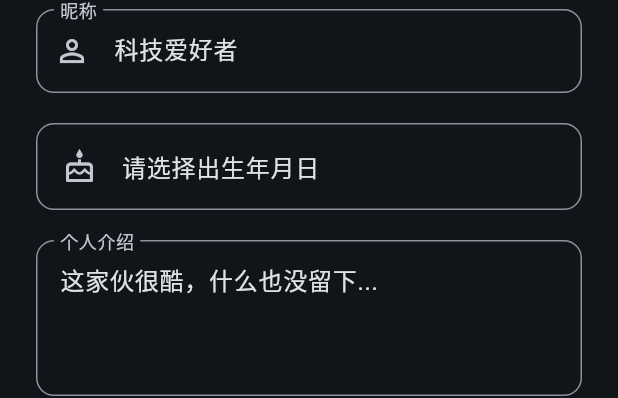
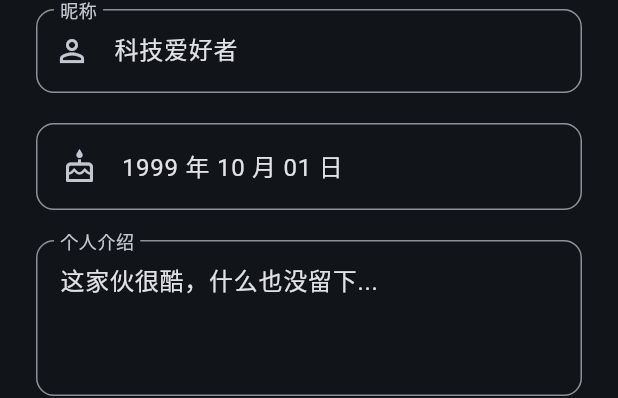
Before and after one commit to Lee-Curry/my_app, a Flutter app: the ProfilePage widget shown alone on an empty page, opened directly with empty values, after a tap on "编辑资料", on a phone screen of 412 x 824 dp. Shown: the part 381-779 px from the top of the screen. Run offline on Flutter 3.47's test engine with Material 3 defaults, Android fonts, the phone set to English and light mode, and no system bars; our stand-ins replace image_picker; network calls fail.

Commit message:
可以修改个人信息并保存的版本

```diff
--- a/lib/edit_profile_page.dart
+++ b/lib/edit_profile_page.dart
@@ -1,15 +1,15 @@
-import 'dart:io'; // 用于处理文件
+// === edit_profile_page.dart (黄金版 - 真实文件上传 - 完整代码) ===
+
+import 'dart:io';
 import 'package:flutter/material.dart';
 import 'package:http/http.dart' as http;
 import 'dart:convert';
-import 'package:image_picker/image_picker.dart'; // 导入我们新加的库
+import 'package:image_picker/image_picker.dart';
 import 'package:intl/intl.dart';
-import 'package:mime/mime.dart'; // 1. 导入 mime 包
-import 'package:http_parser/http_parser.dart'; // 用于设置文件类型
+import 'package:mime/mime.dart';
+import 'package:http_parser/http_parser.dart';
 
-
-
-// 1. 创建一个简单的数据模型类，方便传递数据
+// 数据模型类，用于在页面间方便地传递数据
 class UserProfileData {
   final String nickname;
   final String introduction;
@@ -25,7 +25,6 @@ class UserProfileData {
 }
 
 class EditProfilePage extends StatefulWidget {
-  // 2. 添加一个属性，用来接收从 ProfilePage 传过来的初始数据
   final UserProfileData initialData;
 
   const EditProfilePage({super.key, required this.initialData});
@@ -35,25 +34,36 @@ class EditProfilePage extends StatefulWidget {
 }
 
 class _EditProfilePageState extends State<EditProfilePage> {
-  // 3. 控制器不再写死初始值，而是在 initState 中初始化
   late final TextEditingController _nicknameController;
   late final TextEditingController _introController;
   DateTime? _birthDate;
-  File? _imageFile;
+  File? _imageFile; // 用于存储用户从相册选择的图片文件
 
-  final String _apiUrl = 'http://10.61.193.166:3000'; // ！！！！请务必替换为您自己的IP地址！！！！
+  final String _apiUrl =
+      'http://10.61.193.166:3000'; // ！！！！请务必替换为您自己的IP地址！！！！
 
   @override
   void initState() {
     super.initState();
-    // 4. 【核心修正】在页面初始化时，用传递过来的数据设置输入框的初始内容
-    _nicknameController = TextEditingController(text: widget.initialData.nickname);
-    _introController = TextEditingController(text: widget.initialData.introduction);
-    if (widget.initialData.birthDate != null) {
+    // 在页面初始化时，用传递过来的数据设置输入框的初始内容
+    _nicknameController =
+        TextEditingController(text: widget.initialData.nickname);
+    _introController =
+        TextEditingController(text: widget.initialData.introduction);
+    if (widget.initialData.birthDate != null &&
+        widget.initialData.birthDate!.isNotEmpty) {
       _birthDate = DateTime.tryParse(widget.initialData.birthDate!);
     }
   }
-  // --- 1. 新增：从相册选择图片的函数 ---
+
+  @override
+  void dispose() {
+    _nicknameController.dispose();
+    _introController.dispose();
+    super.dispose();
+  }
+
+  // 从相册选择图片的函数
   Future<void> _pickImage() async {
     final picker = ImagePicker();
     final pickedFile = await picker.pickImage(source: ImageSource.gallery);
@@ -65,82 +75,7 @@ class _EditProfilePageState extends State<EditProfilePage> {
     }
   }
 
-  // --- 2. 新增：保存个人资料的函数 ---
-  // === 在 edit_profile_page.dart 中，替换旧的 _saveProfile 方法 ===
-
-
-// ...
-
-  Future<void> _saveProfile() async {
-    print('--- 保存按钮被点击！ ---');
-
-    // 2. 创建一个 MultipartRequest (多部分请求)
-    // 这种请求类型可以同时发送文本字段和文件
-    var request = http.MultipartRequest(
-      'PUT', // 请求方法是 PUT
-      Uri.parse('$_apiUrl/api/profile'),
-    );
-
-    // 3. 添加所有的文本字段
-    request.fields['nickname'] = _nicknameController.text;
-    request.fields['introduction'] = _introController.text;
-    if (_birthDate != null) {
-      request.fields['birthDate'] = DateFormat('yyyy-MM-dd').format(_birthDate!);
-    }
-
-    // 4. 【核心】检查是否有新的图片文件，并将其添加到请求中
-    if (_imageFile != null) {
-      print('--- 检测到新图片，准备上传！ ---');
-      // 获取文件的 MIME 类型 (例如 'image/jpeg')
-      final mimeType = lookupMimeType(_imageFile!.path);
-
-      // 将文件添加到请求中，字段名为 'avatar' (必须和后端 upload.single('avatar') 里的名字一致！)
-      request.files.add(
-        await http.MultipartFile.fromPath(
-          'avatar',
-          _imageFile!.path,
-          contentType: MediaType.parse(mimeType ?? 'application/octet-stream'),
-        ),
-      );
-    }
-
-    try {
-      // 5. 发送这个构造好的复杂请求
-      final streamedResponse = await request.send();
-      // 将响应转换为常规的 Response 对象
-      final response = await http.Response.fromStream(streamedResponse);
-
-      print('--- 后端响应状态码: ${response.statusCode} ---');
-      print('--- 后端响应内容: ${response.body} ---');
-
-      if (mounted && response.statusCode == 200) {
-        print('--- 个人资料保存成功！准备返回上一页... ---');
-        final updatedData = json.decode(response.body)['data'];
-
-        final resultData = UserProfileData(
-          nickname: updatedData['nickname'] ?? '',
-          introduction: updatedData['introduction'] ?? '',
-          birthDate: updatedData['birthDate'],
-          avatarUrl: updatedData['avatarUrl'] ?? '',
-        );
-        Navigator.pop(context, resultData);
-
-      } else if(mounted) {
-        ScaffoldMessenger.of(context).showSnackBar(const SnackBar(content: Text('保存失败')));
-      }
-    } catch (e) {
-      print('--- 在 _saveProfile 中捕获到异常: $e ---');
-      if (mounted) ScaffoldMessenger.of(context).showSnackBar(SnackBar(content: Text('网络错误: $e')));
-    }
-  }
-
-  @override
-  void dispose() {
-    _nicknameController.dispose();
-    _introController.dispose();
-    super.dispose();
-  }
-
+  // 弹出日期选择器的函数
   Future<void> _selectDate(BuildContext context) async {
     final DateTime? picked = await showDatePicker(
       context: context,
@@ -149,7 +84,62 @@ class _EditProfilePageState extends State<EditProfilePage> {
       lastDate: DateTime.now(),
     );
     if (picked != null && picked != _birthDate) {
-      setState(() { _birthDate = picked; });
+      setState(() {
+        _birthDate = picked;
+      });
+    }
+  }
+
+  // 保存个人资料的函数 (真实文件上传逻辑)
+  Future<void> _saveProfile() async {
+    var request = http.MultipartRequest(
+      'PUT',
+      Uri.parse('$_apiUrl/api/profile'),
+    );
+
+    // 添加文本字段
+    request.fields['nickname'] = _nicknameController.text;
+    request.fields['introduction'] = _introController.text;
+    if (_birthDate != null) {
+      request.fields['birthDate'] = DateFormat('yyyy-MM-dd').format(_birthDate!);
+    }
+
+    // 检查是否有新的图片文件，并将其添加到请求中
+    if (_imageFile != null) {
+      final mimeType = lookupMimeType(_imageFile!.path);
+      request.files.add(
+        await http.MultipartFile.fromPath(
+          'avatar',
+          _imageFile!.path,
+          contentType:
+          MediaType.parse(mimeType ?? 'application/octet-stream'),
+        ),
+      );
+    }
+
+    try {
+      final streamedResponse = await request.send();
+      final response = await http.Response.fromStream(streamedResponse);
+
+      if (mounted && response.statusCode == 200) {
+        final updatedData = json.decode(response.body)['data'];
+        // 将后端返回的最新数据打包成 UserProfileData 对象并返回
+        Navigator.pop(
+            context,
+            UserProfileData(
+              nickname: updatedData['nickname'] ?? '',
+              introduction: updatedData['introduction'] ?? '',
+              birthDate: updatedData['birthDate'],
+              avatarUrl: updatedData['avatarUrl'] ?? '',
+            ));
+      } else if (mounted) {
+        ScaffoldMessenger.of(context)
+            .showSnackBar(const SnackBar(content: Text('保存失败')));
+      }
+    } catch (e) {
+      if (mounted)
+        ScaffoldMessenger.of(context)
+            .showSnackBar(SnackBar(content: Text('网络错误: $e')));
     }
   }
 
@@ -160,7 +150,7 @@ class _EditProfilePageState extends State<EditProfilePage> {
         title: const Text('编辑个人信息'),
         actions: [
           TextButton(
-            onPressed: () => _saveProfile(),
+            onPressed: _saveProfile,
             child: const Text('保存', style: TextStyle(fontSize: 16)),
           )
         ],
@@ -172,10 +162,8 @@ class _EditProfilePageState extends State<EditProfilePage> {
           Center(
             child: Stack(
               children: [
-                // --- 3. 改造：让头像可以显示新选择的图片 ---
                 CircleAvatar(
                   radius: 60,
-                  // 5. 【核心修正】初始头像也使用传递过来的数据
                   backgroundImage: _imageFile != null
                       ? FileImage(_imageFile!) as ImageProvider
                       : NetworkImage(widget.initialData.avatarUrl),
@@ -187,8 +175,9 @@ class _EditProfilePageState extends State<EditProfilePage> {
                     radius: 20,
                     backgroundColor: Theme.of(context).colorScheme.primary,
                     child: IconButton(
-                      icon: Icon(Icons.edit, color: Theme.of(context).colorScheme.onPrimary),
-                      onPressed: _pickImage, // 绑定选择图片函数
+                      icon: Icon(Icons.edit,
+                          color: Theme.of(context).colorScheme.onPrimary),
+                      onPressed: _pickImage,
                     ),
                   ),
                 ),
@@ -201,7 +190,8 @@ class _EditProfilePageState extends State<EditProfilePage> {
             decoration: InputDecoration(
               labelText: '昵称',
               prefixIcon: const Icon(Icons.person_outline),
-              border: OutlineInputBorder(borderRadius: BorderRadius.circular(12)),
+              border:
+              OutlineInputBorder(borderRadius: BorderRadius.circular(12)),
             ),
           ),
           const SizedBox(height: 20),
@@ -212,7 +202,9 @@ class _EditProfilePageState extends State<EditProfilePage> {
             ),
             leading: const Icon(Icons.cake_outlined),
             title: Text(
-              _birthDate == null ? '请选择出生年月日' : DateFormat('yyyy 年 MM 月 dd 日').format(_birthDate!),
+              _birthDate == null
+                  ? '请选择出生年月日'
+                  : DateFormat('yyyy 年 MM 月 dd 日').format(_birthDate!),
             ),
             onTap: () => _selectDate(context),
           ),
@@ -223,7 +215,8 @@ class _EditProfilePageState extends State<EditProfilePage> {
             decoration: InputDecoration(
               labelText: '个人介绍',
               alignLabelWithHint: true,
-              border: OutlineInputBorder(borderRadius: BorderRadius.circular(12)),
+              border:
+              OutlineInputBorder(borderRadius: BorderRadius.circular(12)),
             ),
           ),
         ],
--- a/lib/main.dart
+++ b/lib/main.dart
@@ -1,11 +1,8 @@
-// === main.dart (V-Final 最终版) ===
-
-import 'dart:convert';
+// === main.dart (黄金版 - 功能完整，非持久化 - 完整代码) ===
 
 import 'package:flutter/material.dart';
-import 'package:http/http.dart' as http;
-import 'login_page.dart'; // 引入登录页面
-import 'edit_profile_page.dart'; // 引入编辑页面
+import 'login_page.dart';
+import 'edit_profile_page.dart';
 
 void main() {
   runApp(const MyApp());
@@ -20,23 +17,21 @@ class MyApp extends StatefulWidget {
 
 class _MyAppState extends State<MyApp> {
   ThemeMode _themeMode = ThemeMode.dark;
-  bool _isLoggedIn = false; // 唯一的用户状态
+  bool _isLoggedIn = false;
 
-  // 切换主题的方法
   void _toggleTheme() {
     setState(() {
-      _themeMode = _themeMode == ThemeMode.dark ? ThemeMode.light : ThemeMode.dark;
+      _themeMode =
+      _themeMode == ThemeMode.dark ? ThemeMode.light : ThemeMode.dark;
     });
   }
 
-  // 登录成功时调用的方法
   void _handleLoginSuccess() {
     setState(() {
       _isLoggedIn = true;
     });
   }
 
-  // 退出登录时调用的方法
   void _handleLogout() {
     setState(() {
       _isLoggedIn = false;
@@ -47,13 +42,11 @@ class _MyAppState extends State<MyApp> {
   Widget build(BuildContext context) {
     return MaterialApp(
       title: '我的AI助手App',
-      // --- Material 3 亮色主题 (最简洁、最现代的写法) ---
       theme: ThemeData(
         useMaterial3: true,
         brightness: Brightness.light,
         colorScheme: ColorScheme.fromSeed(seedColor: Colors.blue),
       ),
-      // --- Material 3 暗色主题 ---
       darkTheme: ThemeData(
         useMaterial3: true,
         brightness: Brightness.dark,
@@ -64,21 +57,19 @@ class _MyAppState extends State<MyApp> {
       ),
       themeMode: _themeMode,
       debugShowCheckedModeBanner: false,
-
-      // --- 【核心逻辑】---
-      // MyApp 作为“大脑”，根据登录状态，决定显示哪个页面
       home: _isLoggedIn
-          ? MainScreen(onThemeModeChanged: _toggleTheme, onLogout: _handleLogout) // 已登录：显示主页，并把“真遥控器”传下去
-          : WelcomePage(onLoginSuccess: _handleLoginSuccess), // 未登录：显示欢迎页，并把“登录成功”的通知器传下去
+          ? MainScreen(onThemeModeChanged: _toggleTheme, onLogout: _handleLogout)
+          : WelcomePage(onLoginSuccess: _handleLoginSuccess),
     );
   }
 }
 
-// === App 主框架 (保持简洁) ===
+// --- App 主框架 ---
 class MainScreen extends StatefulWidget {
   final VoidCallback onThemeModeChanged;
   final VoidCallback onLogout;
-  const MainScreen({super.key, required this.onThemeModeChanged, required this.onLogout});
+  const MainScreen(
+      {super.key, required this.onThemeModeChanged, required this.onLogout});
 
   @override
   State<MainScreen> createState() => _MainScreenState();
@@ -103,7 +94,7 @@ class _MainScreenState extends State<MainScreen> {
             icon: Icon(Theme.of(context).brightness == Brightness.dark
                 ? Icons.light_mode_outlined
                 : Icons.dark_mode_outlined),
-            onPressed: widget.onThemeModeChanged, // 直接使用从 MyApp 传来的“真遥控器”
+            onPressed: widget.onThemeModeChanged,
           ),
         ],
       ),
@@ -111,7 +102,7 @@ class _MainScreenState extends State<MainScreen> {
         index: _selectedIndex,
         children: <Widget>[
           const HomePage(),
-          ProfilePage(onLogout: widget.onLogout), // 将登出回调传递给“我”的页面
+          ProfilePage(onLogout: widget.onLogout),
         ],
       ),
       bottomNavigationBar: BottomNavigationBar(
@@ -126,7 +117,7 @@ class _MainScreenState extends State<MainScreen> {
   }
 }
 
-// === 替换旧的 HomePage ===
+// --- 首页 ---
 class HomePage extends StatelessWidget {
   const HomePage({super.key});
   @override
@@ -145,9 +136,12 @@ class HomePage extends StatelessWidget {
                 child: Column(
                   mainAxisAlignment: MainAxisAlignment.center,
                   children: [
-                    Icon(Icons.photo_library, size: 48, color: Theme.of(context).colorScheme.primary),
+                    Icon(Icons.photo_library,
+                        size: 48, color: Theme.of(context).colorScheme.primary),
                     const SizedBox(height: 16),
-                    const Text('照片墙', style: TextStyle(fontSize: 28, fontWeight: FontWeight.bold)),
+                    const Text('照片墙',
+                        style: TextStyle(
+                            fontSize: 28, fontWeight: FontWeight.bold)),
                   ],
                 ),
               ),
@@ -163,9 +157,13 @@ class HomePage extends StatelessWidget {
                 child: Column(
                   mainAxisAlignment: MainAxisAlignment.center,
                   children: [
-                    Icon(Icons.chat_bubble_outline, size: 48, color: Theme.of(context).colorScheme.secondary),
+                    Icon(Icons.chat_bubble_outline,
+                        size: 48,
+                        color: Theme.of(context).colorScheme.secondary),
                     const SizedBox(height: 16),
-                    const Text('AI 助手', style: TextStyle(fontSize: 28, fontWeight: FontWeight.bold)),
+                    const Text('AI 助手',
+                        style: TextStyle(
+                            fontSize: 28, fontWeight: FontWeight.bold)),
                   ],
                 ),
               ),
@@ -177,68 +175,36 @@ class HomePage extends StatelessWidget {
   }
 }
 
-// === 在 main.dart 中，用下面的代码替换旧的 ProfilePage ===
-
+// --- “我”的页面 (带状态管理和数据传递) ---
 class ProfilePage extends StatefulWidget {
   final VoidCallback onLogout;
   const ProfilePage({super.key, required this.onLogout});
-
   @override
   State<ProfilePage> createState() => _ProfilePageState();
 }
 
-// === 在 main.dart 中，用下面的代码替换旧的 _ProfilePageState ===
-
 class _ProfilePageState extends State<ProfilePage> {
-  // 1. 使用 UserProfileData 模型来统一管理状态
+  // 初始的、写死的默认数据
   UserProfileData _profileData = UserProfileData(
     nickname: '科技爱好者',
     introduction: '这家伙很酷，什么也没留下...',
-    avatarUrl: 'https://images.unsplash.com/photo-1599566150163-29194dcaad36?q=80&w=1887&auto=format=fit-crop',
-    birthDate: null,
+    avatarUrl: 'https://images.unsplash.com/photo-1599566150163-29194dcaad36?q=80&w=1887&auto-format=fit=crop',
+    birthDate: '1999-10-01',
   );
 
-  // 2. 【核心修正】改造跳转方法
+  // 跳转到编辑页，并等待返回结果
   Future<void> _navigateToEditProfile() async {
-    final result = await Navigator.push<UserProfileData>( // 明确返回类型
+    final result = await Navigator.push<UserProfileData>(
       context,
       MaterialPageRoute(
-        builder: (context) => EditProfilePage(initialData: _profileData), // 3. 把当前的状态数据传过去！
+        builder: (context) => EditProfilePage(initialData: _profileData),
       ),
     );
-
-    // 4. 当有新数据返回时，直接用新数据更新整个状态
+    // 如果有结果返回，就用新数据更新UI
     if (result != null) {
       setState(() {
         _profileData = result;
       });
-    }
-  }
-
-  // --- 新增：页面首次加载时，从后端获取一次数据 ---
-  @override
-  void initState() {
-    super.initState();
-    _fetchProfile(); // 页面一显示就去加载数据
-  }
-
-  Future<void> _fetchProfile() async {
-    final String apiUrl = 'http://10.61.193.166:3000'; // ！！！！请务必替换为您自己的IP地址！！！！
-    try {
-      final response = await http.get(Uri.parse('$apiUrl/api/profile'));
-      if (mounted && response.statusCode == 200) {
-        final data = json.decode(response.body)['data'];
-        setState(() {
-          _profileData = UserProfileData(
-            nickname: data['nickname'],
-            introduction: data['introduction'],
-            birthDate: data['birthDate'],
-            avatarUrl: data['avatarUrl'],
-          );
-        });
-      }
-    } catch (e) {
-      print('获取个人信息失败: $e');
     }
   }
 
@@ -252,16 +218,23 @@ class _ProfilePageState extends State<ProfilePage> {
           child: Row(
             crossAxisAlignment: CrossAxisAlignment.start,
             children: [
-              // 5. 使用新的数据模型来显示UI
-              CircleAvatar(radius: 40, backgroundImage: NetworkImage(_profileData.avatarUrl)),
+              CircleAvatar(
+                  radius: 40,
+                  backgroundImage: NetworkImage(_profileData.avatarUrl)),
               const SizedBox(width: 20),
               Expanded(
                 child: Column(
                   crossAxisAlignment: CrossAxisAlignment.start,
                   children: [
-                    Text(_profileData.nickname, style: const TextStyle(fontSize: 24, fontWeight: FontWeight.bold)),
+                    Text(_profileData.nickname,
+                        style: const TextStyle(
+                            fontSize: 24, fontWeight: FontWeight.bold)),
                     const SizedBox(height: 8),
-                    Text(_profileData.introduction, style: TextStyle(fontSize: 16, fontStyle: FontStyle.italic, color: Theme.of(context).hintColor)),
+                    Text(_profileData.introduction,
+                        style: TextStyle(
+                            fontSize: 16,
+                            fontStyle: FontStyle.italic,
+                            color: Theme.of(context).hintColor)),
                   ],
                 ),
               ),
@@ -276,13 +249,19 @@ class _ProfilePageState extends State<ProfilePage> {
                 leading: const Icon(Icons.edit),
                 title: const Text('编辑资料'),
                 trailing: const Icon(Icons.chevron_right),
-                onTap: _navigateToEditProfile, // 7. 绑定新的跳转方法
+                onTap: _navigateToEditProfile,
               ),
               ListTile(
                 leading: const Icon(Icons.settings),
                 title: const Text('设置'),
                 trailing: const Icon(Icons.chevron_right),
                 onTap: () => print('点击设置'),
+              ),
+              ListTile(
+                leading: const Icon(Icons.info_outline),
+                title: const Text('关于我们'),
+                trailing: const Icon(Icons.chevron_right),
+                onTap: () => print('点击关于我们'),
               ),
               ListTile(
                 leading: const Icon(Icons.logout),
--- a/pubspec.yaml
+++ b/pubspec.yaml
@@ -32,6 +32,8 @@ dependencies:
     sdk: flutter
   intl: ^0.18.1
   http: ^1.1.0
+  image_picker: ^1.0.4
+  mime: ^1.0.4
 
   # The following adds the Cupertino Icons font to your application.
   # Use with the CupertinoIcons class for iOS style icons.
```
Also changed, not shown: lib/login_page.dart (+97 -37 lines), pubspec.lock, 11 other files.
